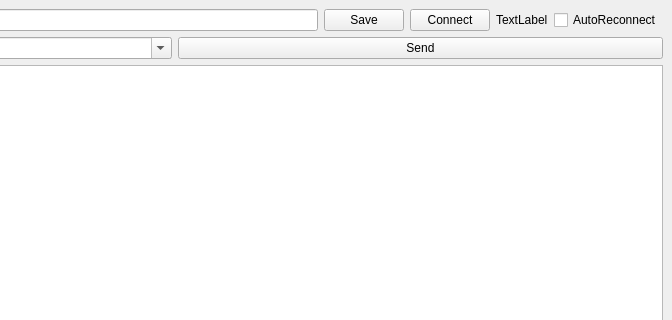
First picture: the form in mainwindow.ui, repository 0xFEEDC0DE64/qtwebsockettester, before the edit; both pictures show x 323 to 995 and y 0 to 320 of the 995 by 709 pixel window.
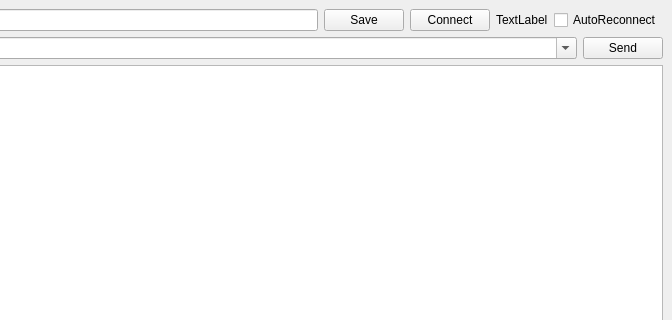
Second picture: the form after the edit.

Commit message: Added maximum size so layout is responsive again

Diff of the .ui file:
```diff
--- a/mainwindow.ui
+++ b/mainwindow.ui
@@ -102,6 +102,12 @@
       </item>
       <item>
        <widget class="QPushButton" name="pushButtonSend">
+        <property name="maximumSize">
+         <size>
+          <width>80</width>
+          <height>16777215</height>
+         </size>
+        </property>
         <property name="text">
          <string>Send</string>
         </property>
```
